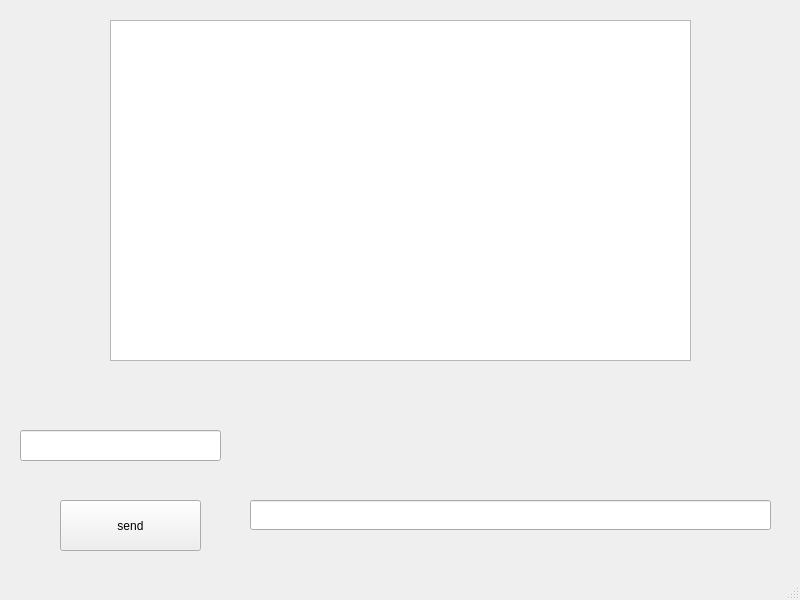
Before: the Qt Designer form messenger.ui in alesandrasolomina/pyQtClient, drawn with Qt 5.
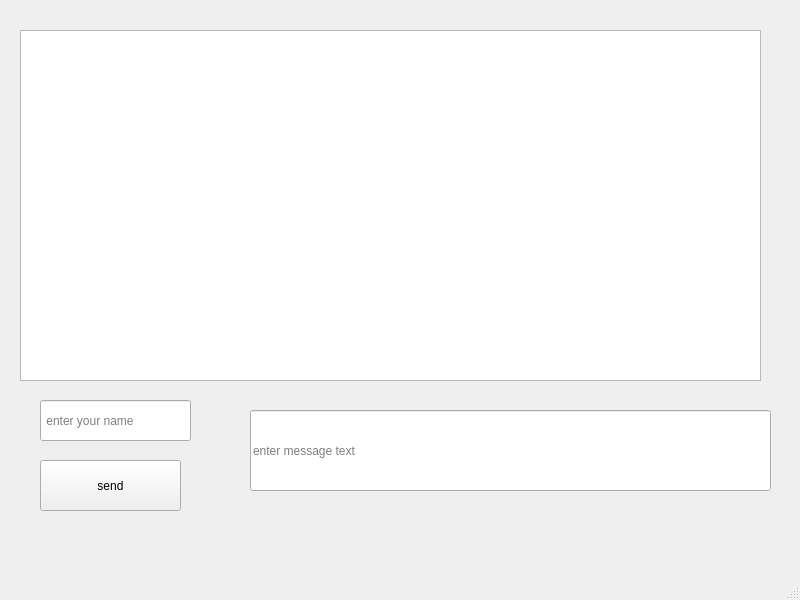
After: the same form once the commit is applied.

Commit message: get, send, timer added

```diff
--- a/messenger.ui
+++ b/messenger.ui
@@ -23,8 +23,8 @@
    <widget class="QPushButton" name="sendButton">
     <property name="geometry">
      <rect>
-      <x>60</x>
-      <y>500</y>
+      <x>40</x>
+      <y>460</y>
       <width>141</width>
       <height>51</height>
      </rect>
@@ -37,35 +37,47 @@
     <property name="geometry">
      <rect>
       <x>250</x>
-      <y>500</y>
+      <y>410</y>
       <width>521</width>
-      <height>30</height>
+      <height>81</height>
      </rect>
     </property>
+    <property name="placeholderText">
+     <string>enter message text</string>
+    </property>
+    <property name="clearButtonEnabled">
+     <bool>true</bool>
+    </property>
    </widget>
-   <widget class="QLineEdit" name="lineEdit2">
+   <widget class="QLineEdit" name="nameLine">
+    <property name="geometry">
+     <rect>
+      <x>40</x>
+      <y>400</y>
+      <width>151</width>
+      <height>41</height>
+     </rect>
+    </property>
+    <property name="whatsThis">
+     <string extracomment="name"/>
+    </property>
+    <property name="inputMask">
+     <string extracomment="name"/>
+    </property>
+    <property name="placeholderText">
+     <string> enter your name</string>
+    </property>
+   </widget>
+   <widget class="QListWidget" name="messageList">
     <property name="geometry">
      <rect>
       <x>20</x>
-      <y>430</y>
-      <width>201</width>
-      <height>31</height>
+      <y>30</y>
+      <width>741</width>
+      <height>351</height>
      </rect>
     </property>
    </widget>
-   <widget class="QListWidget" name="listWidget">
-    <property name="geometry">
-     <rect>
-      <x>110</x>
-      <y>20</y>
-      <width>581</width>
-      <height>341</height>
-     </rect>
-    </property>
-    <property name="toolTip">
-     <string extracomment="type here"/>
-    </property>
-   </widget>
   </widget>
   <widget class="QStatusBar" name="statusbar"/>
  </widget>
```
Left out of the diff: 10 changed lines with no effect on the pictures. The commit also changes 1 other file.
